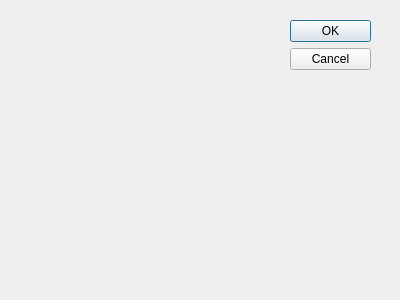
Before: the Qt Designer form qt/Donate/ratio.ui in LOOKCC/donate, drawn with Qt 5.
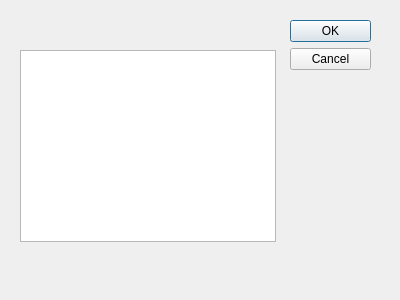
After: the same form once the commit is applied.

The edit to the form file:
```diff
--- a/qt/Donate/ratio.ui
+++ b/qt/Donate/ratio.ui
@@ -31,6 +31,16 @@
     <set>QDialogButtonBox::Cancel|QDialogButtonBox::Ok</set>
    </property>
   </widget>
+  <widget class="QTableWidget" name="tableWidget">
+   <property name="geometry">
+    <rect>
+     <x>20</x>
+     <y>50</y>
+     <width>256</width>
+     <height>192</height>
+    </rect>
+   </property>
+  </widget>
  </widget>
  <pixmapfunction/>
  <resources/>
```
Left out of the diff: 5 changed lines with no effect on the pictures.
